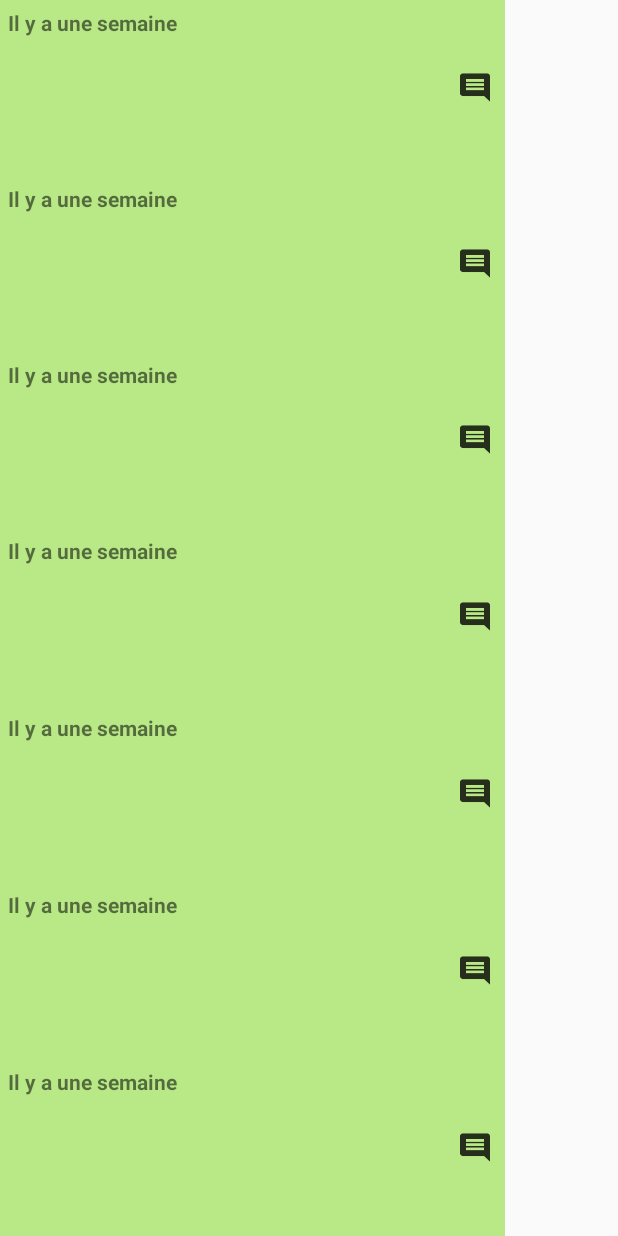
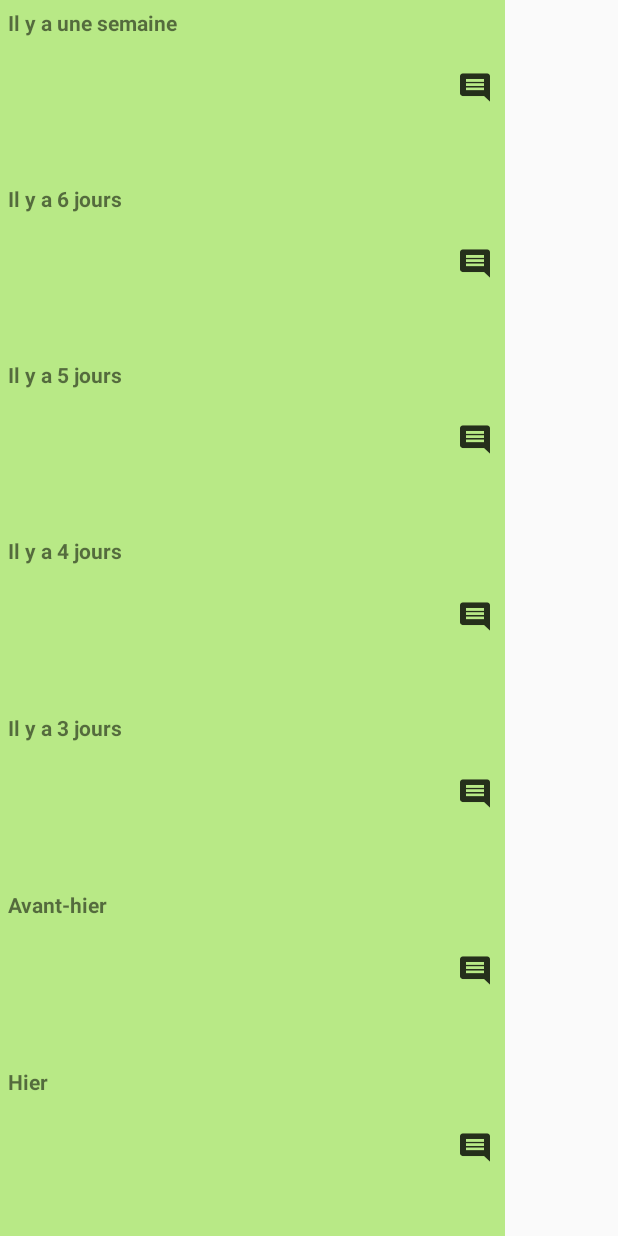
Before and after one commit to Megabiquette/MoodTracker, an Android app: the HistoryActivity screen opened directly, with no data from a screen before it, on a phone screen of 412 x 824 dp. Run offline under Robolectric (Android 15) with nearby library versions, the phone set to English and light mode, and no system bars.

Commit message:
Implementation of the moods history

```diff
--- a/app/src/main/res/layout/activity_history.xml
+++ b/app/src/main/res/layout/activity_history.xml
@@ -44,7 +44,7 @@
             android:layout_width="wrap_content"
             android:layout_height="wrap_content"
             android:layout_margin="5dp"
-            android:text="Il y a une semaine"
+            android:text="Il y a 6 jours"
             android:textStyle="bold" />
 
         <ImageView
@@ -70,7 +70,7 @@
             android:layout_width="wrap_content"
             android:layout_height="wrap_content"
             android:layout_margin="5dp"
-            android:text="Il y a une semaine"
+            android:text="Il y a 5 jours"
             android:textStyle="bold" />
 
         <ImageView
@@ -96,7 +96,7 @@
             android:layout_width="wrap_content"
             android:layout_height="wrap_content"
             android:layout_margin="5dp"
-            android:text="Il y a une semaine"
+            android:text="Il y a 4 jours"
             android:textStyle="bold" />
 
         <ImageView
@@ -122,7 +122,7 @@
             android:layout_width="wrap_content"
             android:layout_height="wrap_content"
             android:layout_margin="5dp"
-            android:text="Il y a une semaine"
+            android:text="Il y a 3 jours"
             android:textStyle="bold" />
 
         <ImageView
@@ -148,7 +148,7 @@
             android:layout_width="wrap_content"
             android:layout_height="wrap_content"
             android:layout_margin="5dp"
-            android:text="Il y a une semaine"
+            android:text="Avant-hier"
             android:textStyle="bold" />
 
         <ImageView
@@ -174,7 +174,7 @@
             android:layout_width="wrap_content"
             android:layout_height="wrap_content"
             android:layout_margin="5dp"
-            android:text="Il y a une semaine"
+            android:text="Hier"
             android:textStyle="bold" />
 
         <ImageView
```
